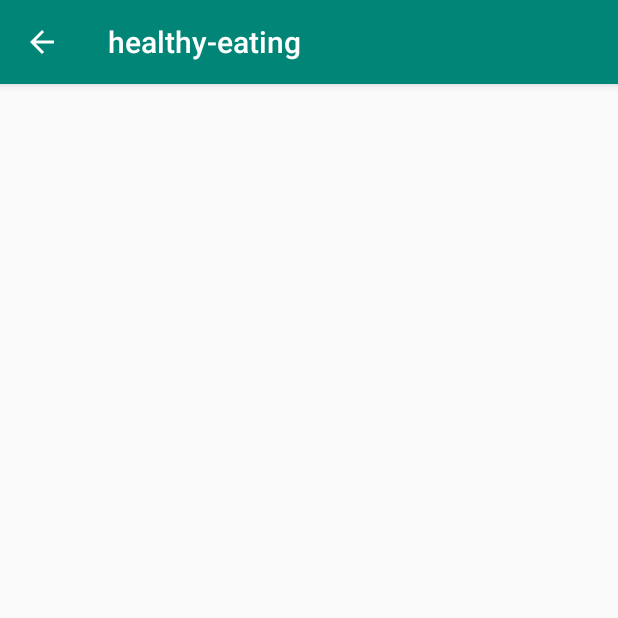
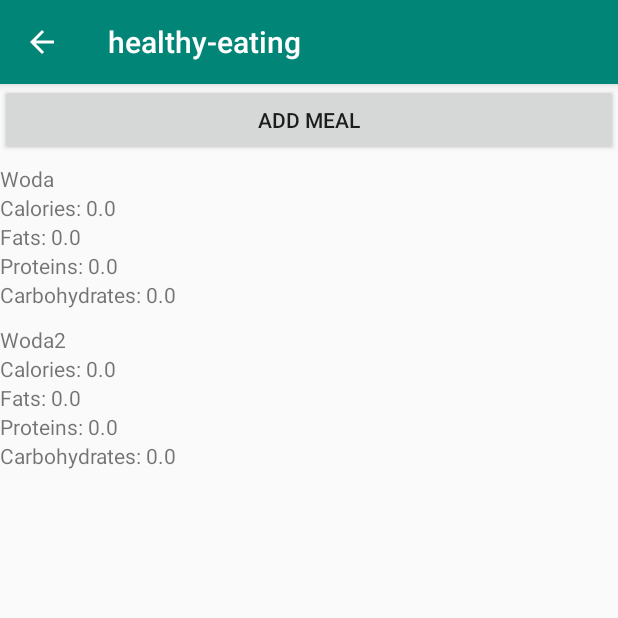
Before and after one commit to jacor1996/healthy-eating, an Android app: the ManageMealsActivity screen opened directly, with no data from a screen before it, on a phone screen of 412 x 824 dp, the top half of it. Run offline under Robolectric (Android 15) with nearby library versions, the phone set to English and light mode, and no system bars.

Commit message:
Added meal adapter class and meal recycle view

```diff
--- a/app/src/main/java/com/example/jacek/healthy_eating/ManageMealsActivity.java
+++ b/app/src/main/java/com/example/jacek/healthy_eating/ManageMealsActivity.java
@@ -3,6 +3,7 @@ package com.example.jacek.healthy_eating;
 import android.content.Intent;
 import android.support.v7.app.AppCompatActivity;
 import android.os.Bundle;
+import android.support.v7.widget.LinearLayoutManager;
 import android.support.v7.widget.RecyclerView;
 import android.widget.ArrayAdapter;
 import android.widget.ListView;
@@ -18,6 +19,7 @@ public class ManageMealsActivity extends AppCompatActivity {
     private static List<Meal> initializeList() {
          List<Meal> meals = new LinkedList<Meal>();
          meals.add(new Meal(1, "Woda", 0,0,0,0));
+         meals.add(new Meal(2, "Woda2", 0,0,0,0));
 
          return  meals;
     }
@@ -29,6 +31,10 @@ public class ManageMealsActivity extends AppCompatActivity {
 
         recyclerViewMeals = findViewById(R.id.recyclerViewMeals);
 
+        MealsAdapter mealsAdapter = new MealsAdapter(meals);
+
+        recyclerViewMeals.setAdapter(mealsAdapter);
+        recyclerViewMeals.setLayoutManager(new LinearLayoutManager(this));
 
         Intent intent = getIntent();
     }
--- /dev/null
+++ b/app/src/main/java/com/example/jacek/healthy_eating/MealsAdapter.java
@@ -0,0 +1,77 @@
+package com.example.jacek.healthy_eating;
+
+import android.content.Context;
+import android.support.v7.widget.RecyclerView;
+import android.view.LayoutInflater;
+import android.view.View;
+import android.view.ViewGroup;
+import android.widget.TextView;
+
+import java.util.List;
+
+public class MealsAdapter extends RecyclerView.Adapter<MealsAdapter.ViewHolder> {
+
+    public class ViewHolder extends RecyclerView.ViewHolder {
+        private TextView textViewName;
+        private TextView textViewCalories;
+        private TextView textViewFats;
+        private TextView textViewProteins;
+        private TextView textViewCarbohydrates;
+
+
+        public ViewHolder(View itemView) {
+            super(itemView);
+
+            textViewName = itemView.findViewById(R.id.textViewName);
+            textViewCalories = itemView.findViewById(R.id.textViewCalories);
+            textViewFats = itemView.findViewById(R.id.textViewFats);
+            textViewProteins = itemView.findViewById(R.id.textViewProteins);
+            textViewCarbohydrates = itemView.findViewById(R.id.textViewCarbohydrates);
+        }
+    }
+
+    private List<Meal> meals;
+
+    public MealsAdapter(List<Meal> meals) {
+        this.meals = meals;
+    }
+
+    @Override
+    public MealsAdapter.ViewHolder onCreateViewHolder(ViewGroup parent, int viewType) {
+        Context context = parent.getContext();
+        LayoutInflater inflater = LayoutInflater.from(context);
+
+        View mealView = inflater.inflate(R.layout.meal_data, parent, false);
+
+        ViewHolder viewHolder = new ViewHolder(mealView);
+
+        return viewHolder;
+    }
+
+    @Override
+    public void onBindViewHolder(MealsAdapter.ViewHolder viewHolder, int position) {
+        Meal meal = meals.get(position);
+
+        TextView textViewName = viewHolder.textViewName;
+        textViewName.setText(meal.getName());
+
+        TextView textViewCalories = viewHolder.textViewCalories;
+        textViewCalories.setText("Calories: " + meal.getCalories());
+
+        TextView textViewFats = viewHolder.textViewFats;
+        textViewFats.setText("Fats: " + meal.getFats());
+
+        TextView textViewProteins = viewHolder.textViewProteins;
+        textViewProteins.setText("Proteins: " + meal.getProteins());
+
+        TextView textViewCarbohydrates = viewHolder.textViewCarbohydrates;
+        textViewCarbohydrates.setText("Carbohydrates: " + meal.getCarbohydrates());
+
+
+    }
+
+    @Override
+    public int getItemCount() {
+        return meals.size();
+    }
+}
--- a/app/src/main/res/layout/activity_manage_meals.xml
+++ b/app/src/main/res/layout/activity_manage_meals.xml
@@ -1,15 +1,24 @@
 <?xml version="1.0" encoding="utf-8"?>
-<android.support.constraint.ConstraintLayout xmlns:android="http://schemas.android.com/apk/res/android"
+<LinearLayout xmlns:android="http://schemas.android.com/apk/res/android"
     xmlns:app="http://schemas.android.com/apk/res-auto"
     xmlns:tools="http://schemas.android.com/tools"
     android:layout_width="match_parent"
     android:layout_height="match_parent"
+    android:orientation="vertical"
     tools:context=".ManageMealsActivity">
+
+    <Button
+        android:layout_width="match_parent"
+        android:layout_height="wrap_content"
+        android:text="Add meal"
+        />
 
     <android.support.v7.widget.RecyclerView
         android:id="@+id/recyclerViewMeals"
         android:layout_width="368dp"
         android:layout_height="495dp"
         tools:layout_editor_absoluteX="8dp"
-        tools:layout_editor_absoluteY="8dp" />
-</android.support.constraint.ConstraintLayout>
+        tools:layout_editor_absoluteY="8dp" >
+
+    </android.support.v7.widget.RecyclerView>
+</LinearLayout>
--- /dev/null
+++ b/app/src/main/res/layout/meal_data.xml
@@ -0,0 +1,39 @@
+<?xml version="1.0" encoding="utf-8"?>
+<LinearLayout xmlns:android="http://schemas.android.com/apk/res/android"
+    android:layout_width="match_parent"
+    android:layout_height="wrap_content"
+    android:orientation="vertical"
+    android:paddingTop="5dp"
+    android:paddingBottom="5dp">
+
+    <TextView
+        android:id="@+id/textViewName"
+        android:layout_width="match_parent"
+        android:layout_height="wrap_content"
+        android:text="TextView" />
+
+    <TextView
+        android:id="@+id/textViewCalories"
+        android:layout_width="match_parent"
+        android:layout_height="wrap_content"
+        android:text="TextView" />
+
+    <TextView
+        android:id="@+id/textViewFats"
+        android:layout_width="match_parent"
+        android:layout_height="wrap_content"
+        android:text="TextView" />
+
+    <TextView
+        android:id="@+id/textViewProteins"
+        android:layout_width="match_parent"
+        android:layout_height="wrap_content"
+        android:text="TextView" />
+
+    <TextView
+        android:id="@+id/textViewCarbohydrates"
+        android:layout_width="match_parent"
+        android:layout_height="wrap_content"
+        android:text="TextView" />
+
+</LinearLayout>
```
